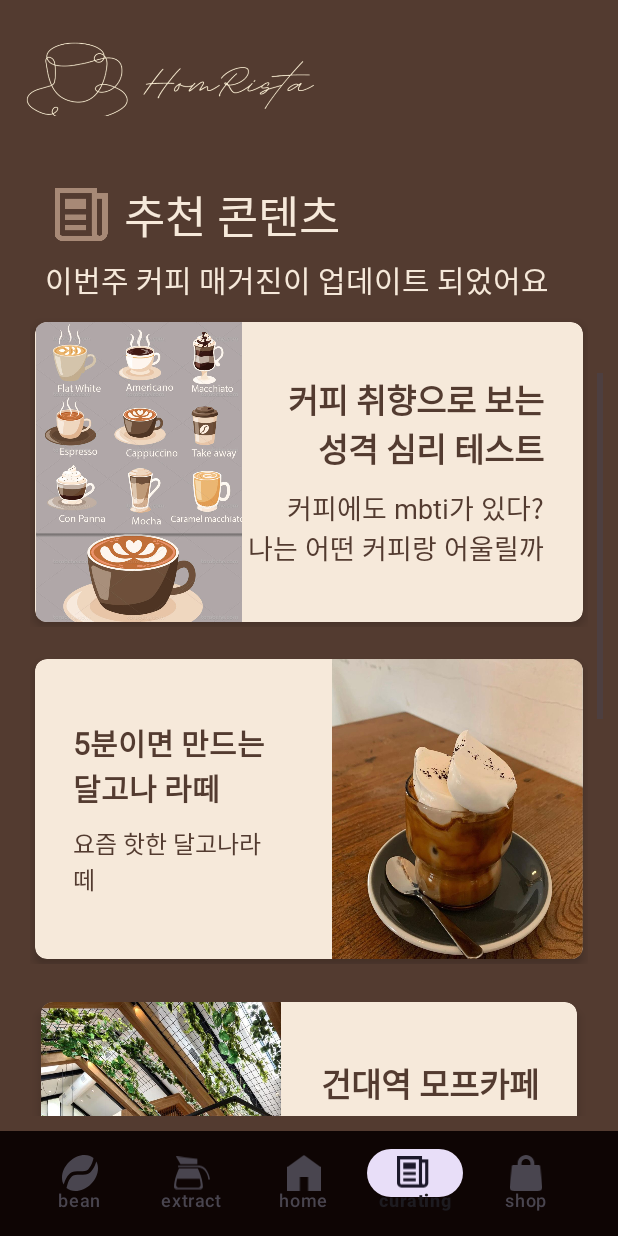
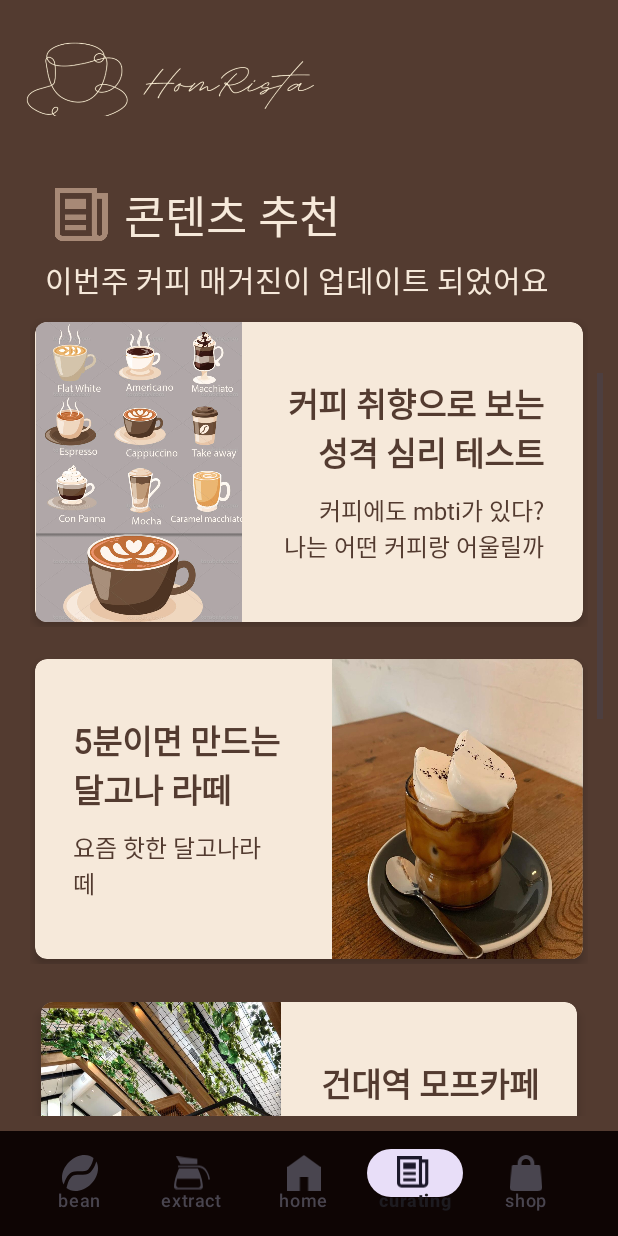
Before and after one commit to 2023-MobileProgramming/HomeRista, an Android app: the screen it shows after launch (MainActivity), item 4 of the bottom bar chosen, scrolled down 473 dp, on a phone screen of 412 x 824 dp. Run offline under Robolectric (Android 15) with nearby library versions, the phone set to English and light mode, and no system bars; our stand-ins replace Room's generated code, androidx.preference.

Commit message:
디테일 수정

```diff
--- a/app/src/main/res/layout/fragment_first.xml
+++ b/app/src/main/res/layout/fragment_first.xml
@@ -308,7 +308,7 @@
                 <TextView
                     android:layout_width="match_parent"
                     android:layout_height="wrap_content"
-                    android:text="추천 콘텐츠"
+                    android:text="콘텐츠 추천"
                     android:textSize="30dp"
                     android:fontFamily="@font/font1"
                     android:typeface="serif"
@@ -384,7 +384,7 @@
                             android:gravity="right"
                             android:text="커피에도 mbti가 있다?\n나는 어떤 커피랑 어울릴까"
                             android:textColor="#533B30"
-                            android:textSize="18dp" />
+                            android:textSize="16dp" />
                     </LinearLayout>
 
 
@@ -423,7 +423,7 @@
                             android:text="5분이면 만드는\n달고나 라떼"
                             android:fontFamily="@font/font1"
                             android:textColor="#533B30"
-                            android:textSize="20dp"
+                            android:textSize="22dp"
                             android:textStyle="bold" />
 
                         <TextView
@@ -529,7 +529,7 @@
                 <TextView
                     android:layout_width="match_parent"
                     android:layout_height="wrap_content"
-                    android:text="추천 제품"
+                    android:text="제품 추천"
                     android:textSize="30dp"
                     android:fontFamily="@font/font1"
                     android:typeface="serif"
--- a/app/src/main/res/layout/fragment_profile_slide.xml
+++ b/app/src/main/res/layout/fragment_profile_slide.xml
@@ -28,8 +28,9 @@
 
         <androidx.viewpager2.widget.ViewPager2
             android:id="@+id/profilePager"
-            android:layout_width="wrap_content"
+            android:layout_width="match_parent"
             android:layout_height="wrap_content"
+            android:layout_marginTop="35dp"
             android:clipChildren="false"
             android:clipToPadding="false"
             android:paddingStart="24dp"
```
